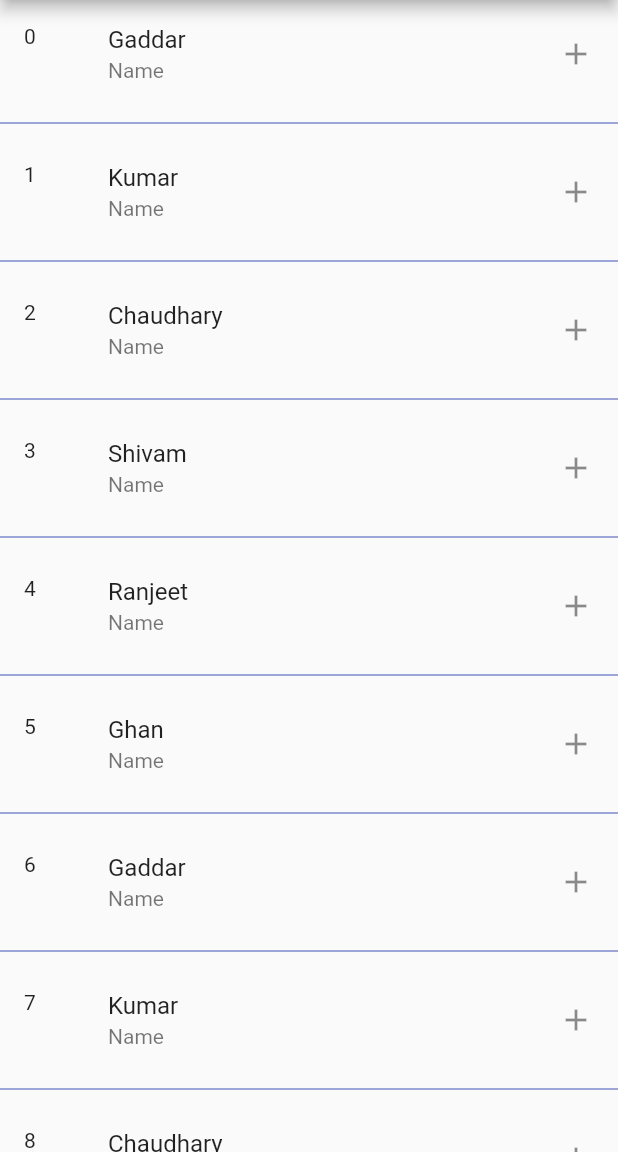
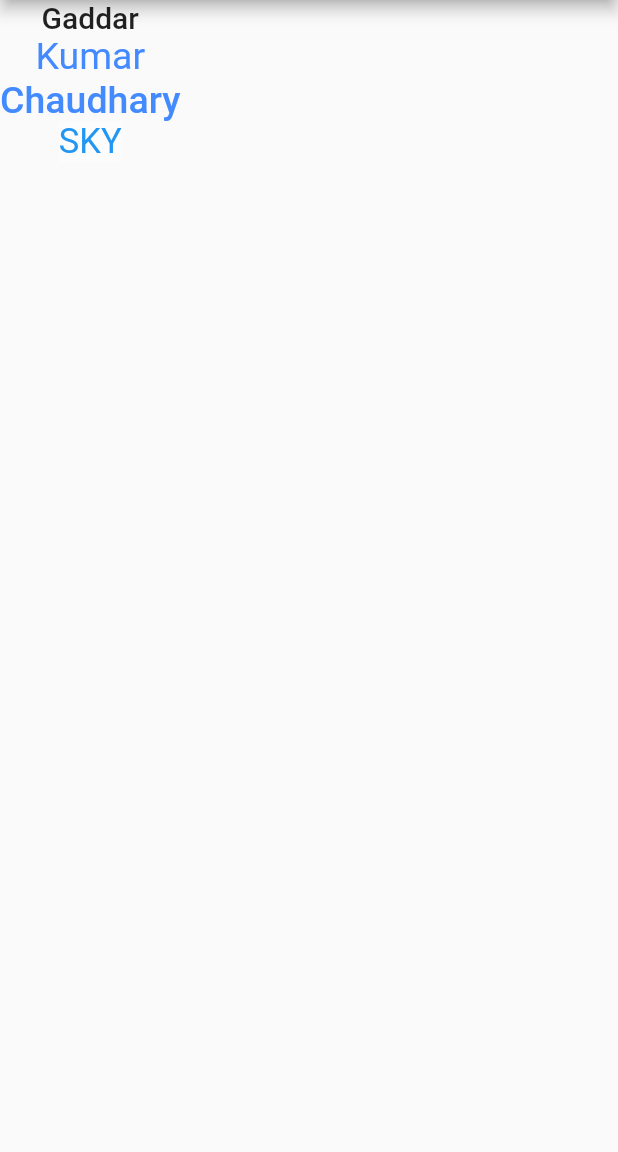
Before and after one commit to gaddarkumar7447/Dart-Demo, a Flutter app: the screen it shows after launch, on a phone screen of 412 x 824 dp, the part 84-1236 px from its top. Run offline on Flutter 3.47's test engine with Material 2 defaults, Android fonts, the phone set to English and light mode, and no system bars.

Commit message:
Add another dart file and import main dart file its functionality

```diff
--- a/lib/main.dart
+++ b/lib/main.dart
@@ -1,3 +1,4 @@
+import 'package:dart_pro/ui_design/textStyle.dart';
 import 'package:flutter/material.dart';
 
 void main() {
@@ -49,7 +50,16 @@ class HomeScreen extends StatelessWidget {
         appBar: AppBar(
           title: const Text('Demo text'),
         ),
-        body: ListView.separated(
+        body: Column(
+          children: [
+            Text('Gaddar', style: Theme.of(context).textTheme.headline6,),
+            Text('Kumar', style: TextStyle(fontSize: 25, color: Colors.blueAccent, fontWeight: FontWeight.w400),),
+            Text('Chaudhary', style: TextStyle(fontSize: 25, color: Colors.blueAccent, fontWeight: FontWeight.w500),),
+            Text('SKY', style: textStyle(),)
+          ],
+        )
+
+      /*ListView.separated(
           itemBuilder: (context, index) {
             return Column(
               children: [
@@ -63,10 +73,14 @@ class HomeScreen extends StatelessWidget {
               ],
             );
           },
-          itemCount: arrName.length, separatorBuilder: (BuildContext context, int index) {
-            return const Divider(height: 20, color: Colors.indigo,);
+          itemCount: arrName.length,
+          separatorBuilder: (BuildContext context, int index) {
+            return const Divider(
+              height: 20,
+              color: Colors.indigo,
+            );
           },
-        )
+        )*/
         /*Center(
           child: Row(
             children: <Widget>[
--- /dev/null
+++ b/lib/ui_design/textStyle.dart
@@ -0,0 +1,7 @@
+import 'package:flutter/material.dart';
+
+TextStyle textStyle(
+    ) {
+  return const TextStyle(
+      color: Colors.blue, fontSize: 23, backgroundColor: Colors.white38);
+}
```
Lines whose indentation alone changed are shown as unchanged.
